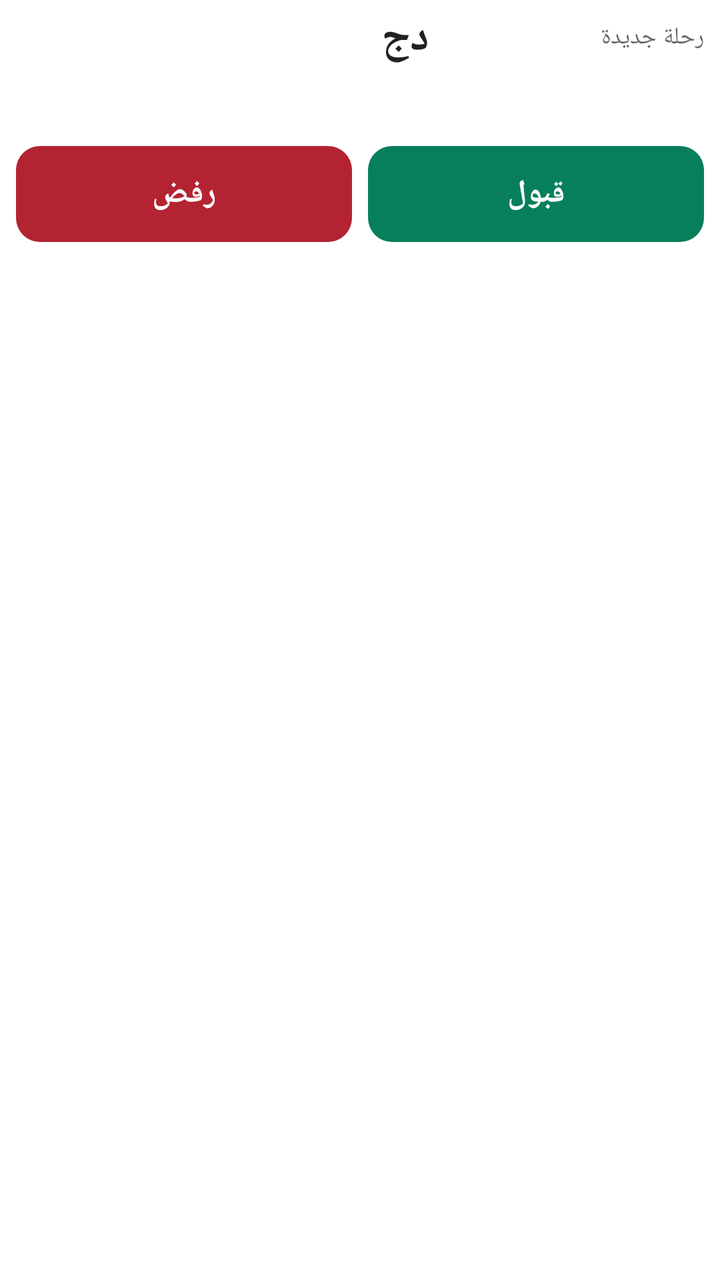
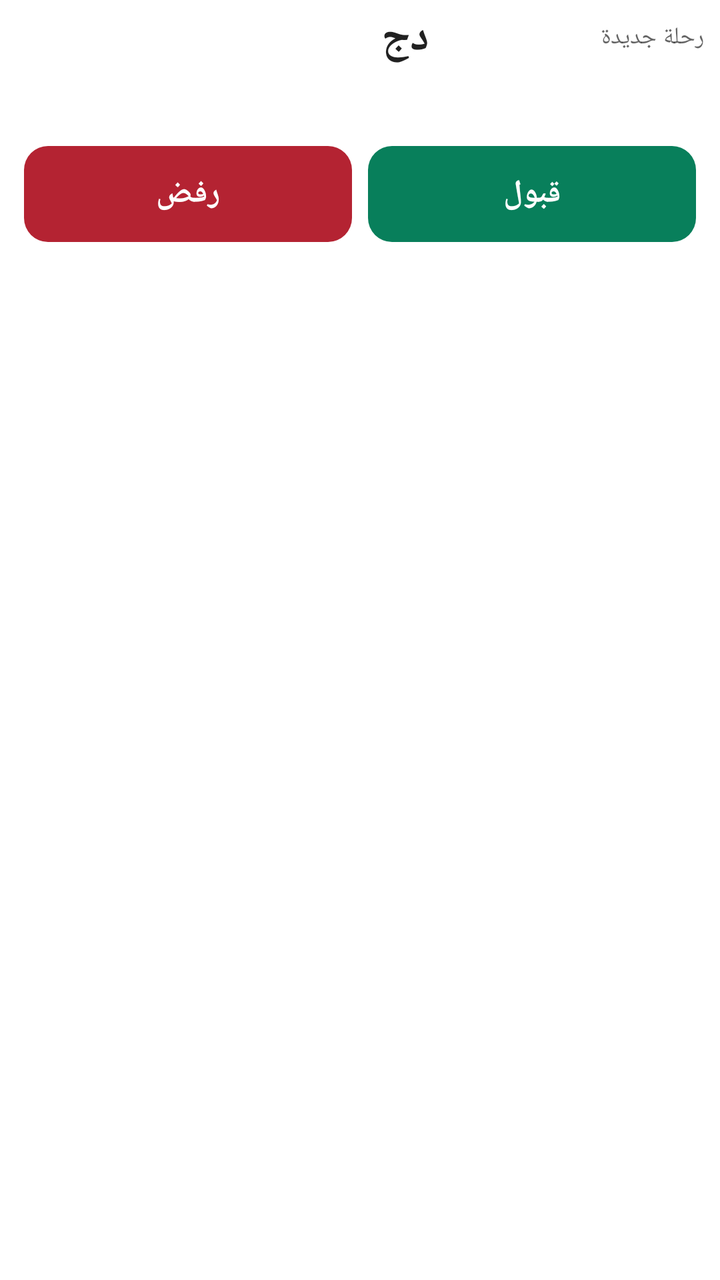

Compare the two renders of this Android layout. The source of the first and the diff that turns it into the second are given below.
<!-- AndroidManifest.xml: fallback theme Theme.MaterialComponents.DayNight.NoActionBar -->
<!-- res/layout/offer_heads_up.xml -->
<?xml version="1.0" encoding="utf-8"?>
<LinearLayout xmlns:android="http://schemas.android.com/apk/res/android"
    android:layout_width="match_parent"
    android:layout_height="wrap_content"
    android:orientation="vertical"
    android:layoutDirection="rtl"
    android:paddingStart="8dp"
    android:paddingEnd="8dp"
    android:paddingTop="4dp"
    android:paddingBottom="4dp">

    <LinearLayout
        android:layout_width="match_parent"
        android:layout_height="wrap_content"
        android:gravity="center_vertical"
        android:orientation="horizontal">

        <TextView
            android:id="@+id/offer_title"
            android:layout_width="0dp"
            android:layout_height="wrap_content"
            android:layout_weight="0.8"
            android:alpha="0.7"
            android:ellipsize="end"
            android:gravity="right|center_vertical"
            android:includeFontPadding="false"
            android:maxLines="1"
            android:text="&#1585;&#1581;&#1604;&#1577; &#1580;&#1583;&#1610;&#1583;&#1577;"
            android:textAppearance="@style/TextAppearance.Compat.Notification"
            android:textDirection="rtl"
            android:textSize="12sp" />

        <TextView
            android:id="@+id/offer_price"
            android:layout_width="0dp"
            android:layout_height="wrap_content"
            android:layout_weight="1.2"
            android:ellipsize="end"
            android:gravity="right|center_vertical"
            android:includeFontPadding="false"
            android:maxLines="1"
            android:text="&#1583;&#1580;"
            android:textAppearance="@style/TextAppearance.Compat.Notification"
            android:textDirection="rtl"
            android:textSize="22sp"
            android:textStyle="bold" />
    </LinearLayout>

    <TextView
        android:id="@+id/offer_pickup"
        android:layout_width="match_parent"
        android:layout_height="wrap_content"
        android:layout_marginTop="3dp"
        android:ellipsize="end"
        android:gravity="right|center_vertical"
        android:includeFontPadding="false"
        android:maxLines="1"
        android:textAppearance="@style/TextAppearance.Compat.Notification"
        android:textDirection="rtl"
        android:textSize="12sp" />

    <TextView
        android:id="@+id/offer_destination"
        android:layout_width="match_parent"
        android:layout_height="wrap_content"
        android:layout_marginTop="2dp"
        android:ellipsize="end"
        android:gravity="right|center_vertical"
        android:includeFontPadding="false"
        android:maxLines="1"
        android:textAppearance="@style/TextAppearance.Compat.Notification"
        android:textDirection="rtl"
        android:textSize="12sp" />

    <LinearLayout
        android:layout_width="match_parent"
        android:layout_height="wrap_content"
        android:layout_marginTop="6dp"
        android:orientation="horizontal">

        <TextView
            android:id="@+id/offer_accept"
            android:layout_width="0dp"
            android:layout_height="48dp"
            android:layout_marginEnd="4dp"
            android:layout_weight="1"
            android:background="@drawable/offer_accept"
            android:gravity="center"
            android:maxLines="1"
            android:text="&#1602;&#1576;&#1608;&#1604;"
            android:textColor="#FFFFFF"
            android:textSize="16sp"
            android:textStyle="bold" />

        <TextView
            android:id="@+id/offer_reject"
            android:layout_width="0dp"
            android:layout_height="48dp"
            android:layout_marginStart="4dp"
            android:layout_weight="1"
            android:background="@drawable/offer_reject"
            android:gravity="center"
            android:maxLines="1"
            android:text="&#1585;&#1601;&#1590;"
            android:textColor="#FFFFFF"
            android:textSize="16sp"
            android:textStyle="bold" />
    </LinearLayout>
</LinearLayout>
<!-- resources referenced by this layout -->
<resources>
  <!-- drawable offer_accept (drawable) -->
  <?xml version="1.0" ?>
  <shape xmlns:android="http://schemas.android.com/apk/res/android">
      <solid android:color="#087F5B"/>
      <corners android:radius="12dp"/>
  </shape>
  <!-- drawable offer_reject (drawable) -->
  <?xml version="1.0" ?>
  <shape xmlns:android="http://schemas.android.com/apk/res/android">
      <solid android:color="#B42332"/>
      <corners android:radius="12dp"/>
  </shape>
</resources>

<!-- the commit's change to res/layout/offer_heads_up.xml (unified diff, before → after) -->
@@ -76,6 +76,9 @@
         android:layout_width="match_parent"
         android:layout_height="wrap_content"
         android:layout_marginTop="6dp"
+        android:layout_marginStart="4dp"
+        android:layout_marginEnd="4dp"
+        android:layout_marginBottom="8dp"
         android:orientation="horizontal">
 
         <TextView
